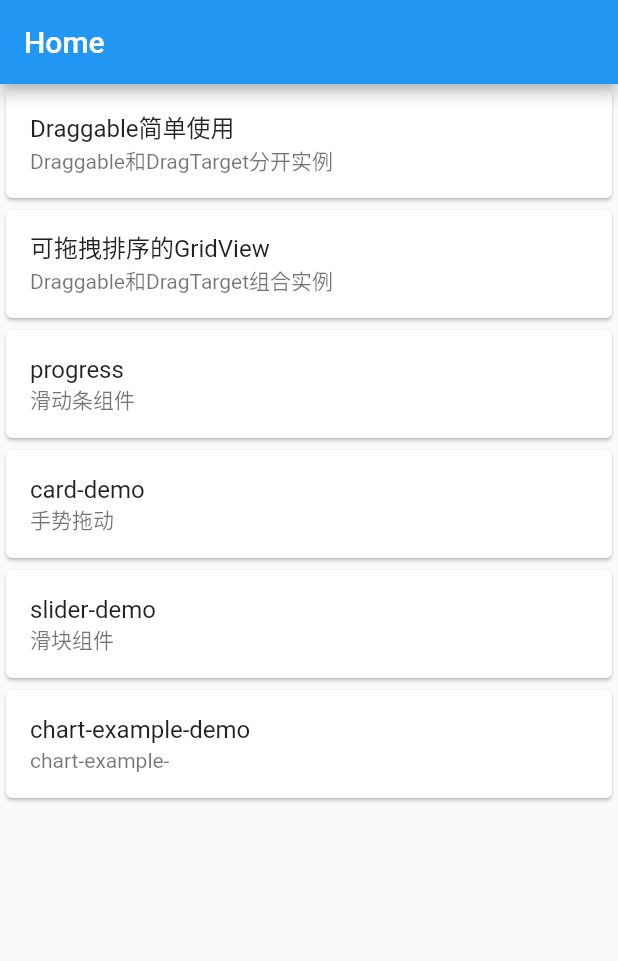
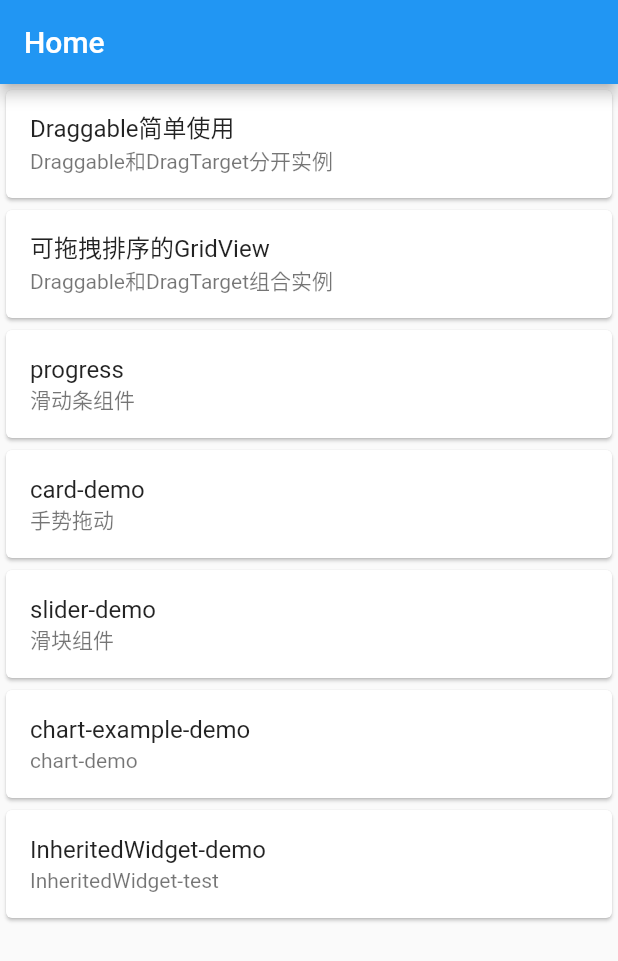
Before and after one commit to chenjun1127/flutter-draggable, a Flutter app: the screen it shows after launch, on a phone screen of 412 x 824 dp. Shown: the top 961 px of the screen. Run offline on Flutter 3.47's test engine with Material 2 defaults, Android fonts, the phone set to English and light mode, and no system bars; our stand-ins replace fl_chart.

Commit message:
InheritedWidget 测试

```diff
--- a/lib/darggable/draggable_simple.dart
+++ b/lib/darggable/draggable_simple.dart
@@ -151,7 +151,7 @@ class HJDraggableSimpleDemoState extends State<HJDraggableSimpleDemo> {
     return Container(
       width: 80,
       height: 80,
-      color: data.color,
+      color: data.data,
       child: Center(
         child: Text(title, style: TextStyle(fontSize: 20, fontWeight: FontWeight.bold, color: Colors.white)),
       ),
--- a/lib/main.dart
+++ b/lib/main.dart
@@ -4,6 +4,7 @@ import 'package:test_app/darggable/draggable_simple.dart';
 import 'package:test_app/pages/card_demo.dart';
 import 'package:test_app/pages/chart_demo.dart';
 import 'package:test_app/pages/home.dart';
+import 'package:test_app/pages/inherited_widget_test.dart';
 import 'package:test_app/pages/process_demo.dart';
 import 'package:test_app/pages/slider_demo.dart';
 
@@ -32,6 +33,7 @@ class MyApp extends StatelessWidget {
     routesMap.addAll(CardDemo.route());
     routesMap.addAll(SliderDemo.route());
     routesMap.addAll(ChartDemo.route());
+    routesMap.addAll(InheritedWidgetTest.route());
     return routesMap;
   }
 }
--- a/lib/pages/home.dart
+++ b/lib/pages/home.dart
@@ -57,8 +57,15 @@ class _HomeState extends State<Home> {
             Card(
               child: ListTile(
                 title: Text('chart-example-demo'),
-                subtitle: Text('chart-example-'),
+                subtitle: Text('chart-demo'),
                 onTap: () => Navigator.of(context).pushNamed('/chart-demo'),
+              ),
+            ),
+            Card(
+              child: ListTile(
+                title: Text('InheritedWidget-demo'),
+                subtitle: Text('InheritedWidget-test'),
+                onTap: () => Navigator.of(context).pushNamed('/inheritedWidget-demo'),
               ),
             )
           ],
```
Also changed, not shown: lib/components/share_data_widget.dart (added, +26 -0 lines), lib/pages/inherited_widget_test.dart (added, +65 -0 lines).
